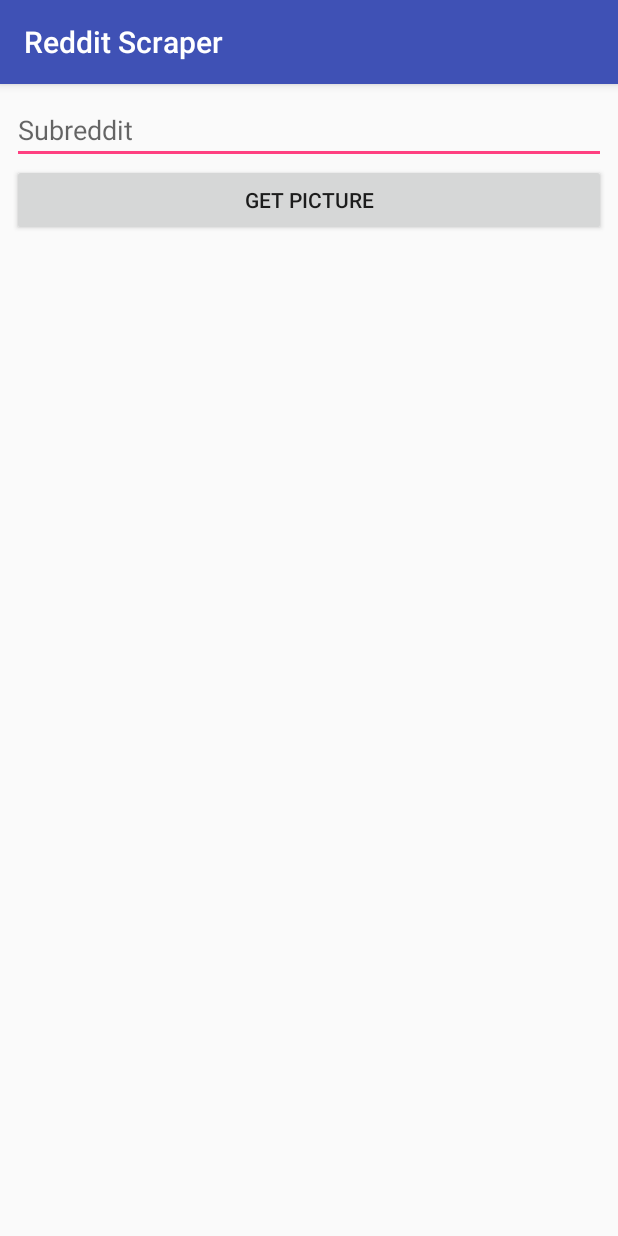
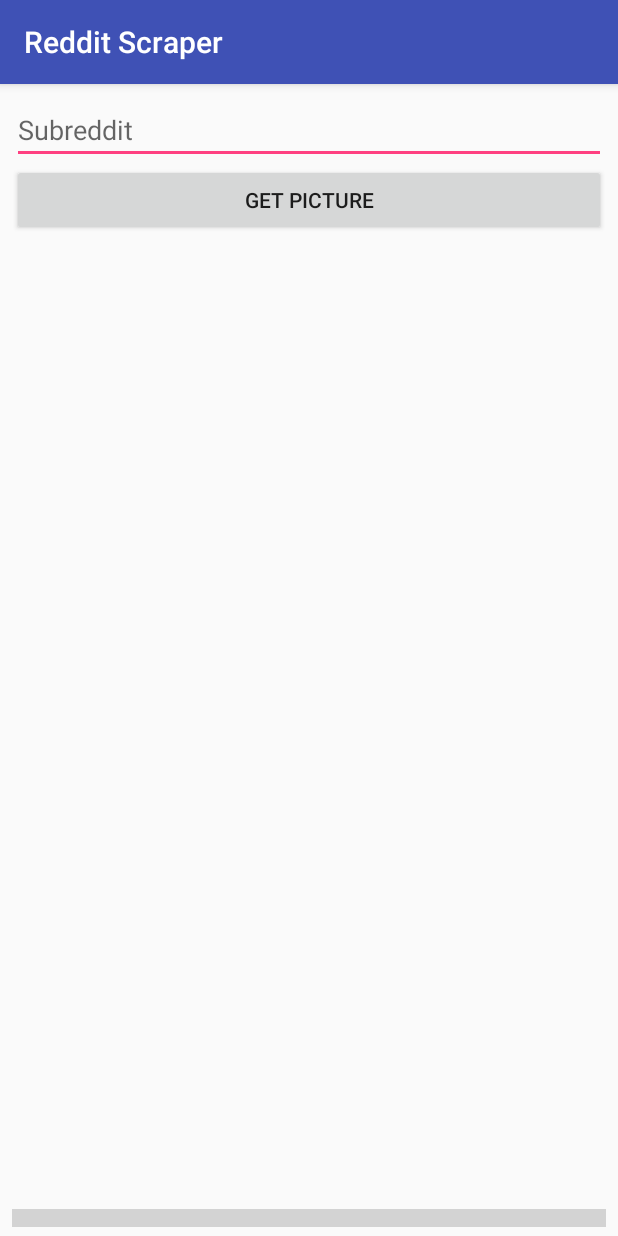
Before and after one commit to dan-wong/reddit-scraper, an Android app: the screen it shows after launch (MainActivity), on a phone screen of 412 x 824 dp. Run offline under Robolectric (Android 15) with nearby library versions, the phone set to English and light mode, and no system bars.

Commit message:
Added progressbar. Doesn't use /top/ anymore.

```diff
--- a/app/src/main/java/daniel/com/redditscraper/MainActivity.java
+++ b/app/src/main/java/daniel/com/redditscraper/MainActivity.java
@@ -4,9 +4,9 @@ import android.graphics.Bitmap;
 import android.os.Bundle;
 import android.support.v7.app.AppCompatActivity;
 import android.view.View;
-import android.widget.Button;
 import android.widget.EditText;
 import android.widget.ImageView;
+import android.widget.ProgressBar;
 import android.widget.Toast;
 
 import java.util.List;
@@ -21,7 +21,7 @@ import daniel.com.redditscraper.async.redditscraper.RedditScraperCallback;
 public class MainActivity extends AppCompatActivity implements ImageFromUrlCallback, RedditScraperCallback {
     private ImageView imageView;
     private EditText subredditEditText;
-    private Button getPictureButton;
+    private ProgressBar progressBar;
 
     @Override
     protected void onCreate(Bundle savedInstanceState) {
@@ -30,12 +30,13 @@ public class MainActivity extends AppCompatActivity implements ImageFromUrlCallb
 
         imageView = findViewById(R.id.imageView);
         subredditEditText = findViewById(R.id.subredditEditText);
-        getPictureButton = findViewById(R.id.getPictureBtn);
+        progressBar = findViewById(R.id.progressBar);
+        progressBar.setScaleY(3f);
 
         //Initially hide imageView component
         imageView.setVisibility(View.INVISIBLE);
 
-        getPictureButton.setOnClickListener(new View.OnClickListener() {
+        findViewById(R.id.getPictureBtn).setOnClickListener(new View.OnClickListener() {
             @Override
             public void onClick(View view) {
                 String subreddit = subredditEditText.getText().toString();
@@ -43,6 +44,7 @@ public class MainActivity extends AppCompatActivity implements ImageFromUrlCallb
                     Toast.makeText(getApplicationContext(), "Subreddit cannot be empty!", Toast.LENGTH_SHORT).show();
                 } else {
                     new RedditScraperAsyncTask(MainActivity.this).execute(subreddit);
+                    progressBar.setProgress(0);
                 }
             }
         });
@@ -50,6 +52,8 @@ public class MainActivity extends AppCompatActivity implements ImageFromUrlCallb
 
     @Override
     public void setImage(Bitmap image) {
+        if (imageView.getVisibility() == View.INVISIBLE) imageView.setVisibility(View.VISIBLE);
+        progressBar.setProgress(100);
         imageView.setImageBitmap(image);
     }
 
@@ -59,7 +63,6 @@ public class MainActivity extends AppCompatActivity implements ImageFromUrlCallb
             for (String url : imageUrls) {
                 try {
                     if (new CheckImageValidAsyncTask().execute(url).get()) {
-                        imageView.setVisibility(View.VISIBLE);
                         new ImageFromUrlAsyncTask(this)
                                 .execute(url);
                         return;
@@ -72,4 +75,9 @@ public class MainActivity extends AppCompatActivity implements ImageFromUrlCallb
 
         Toast.makeText(getApplicationContext(), "Subreddit has no images :(", Toast.LENGTH_SHORT).show();
     }
+
+    @Override
+    public void updateProgress(int progress) {
+        progressBar.setProgress(progress * 9);
+    }
 }
--- a/app/src/main/java/daniel/com/redditscraper/async/redditscraper/RedditScraperCallback.java
+++ b/app/src/main/java/daniel/com/redditscraper/async/redditscraper/RedditScraperCallback.java
@@ -4,4 +4,6 @@ import java.util.List;
 
 public interface RedditScraperCallback {
     void imageUrls(List<String> imageUrls);
+
+    void updateProgress(int progress);
 }
--- a/app/src/main/res/layout/activity_main.xml
+++ b/app/src/main/res/layout/activity_main.xml
@@ -7,16 +7,17 @@
     tools:context=".MainActivity">
 
     <LinearLayout
+        android:id="@+id/linearLayout"
         android:layout_width="match_parent"
-        android:layout_height="match_parent"
-        android:layout_marginBottom="8dp"
+        android:layout_height="0dp"
+        android:layout_marginBottom="4dp"
         android:layout_marginEnd="8dp"
         android:layout_marginLeft="8dp"
         android:layout_marginRight="8dp"
         android:layout_marginStart="8dp"
         android:layout_marginTop="8dp"
         android:orientation="vertical"
-        app:layout_constraintBottom_toBottomOf="parent"
+        app:layout_constraintBottom_toTopOf="@+id/progressBar"
         app:layout_constraintEnd_toEndOf="parent"
         app:layout_constraintStart_toStartOf="parent"
         app:layout_constraintTop_toTopOf="parent">
@@ -33,13 +34,29 @@
             android:id="@+id/getPictureBtn"
             android:layout_width="match_parent"
             android:layout_height="wrap_content"
-            android:text="Get Picture" />
+            android:text="@string/get_picture" />
 
         <ImageView
             android:id="@+id/imageView"
             android:layout_width="match_parent"
             android:layout_height="wrap_content"
+            android:contentDescription="imageview"
             app:srcCompat="@mipmap/ic_launcher" />
+
     </LinearLayout>
 
+    <ProgressBar
+        android:id="@+id/progressBar"
+        style="?android:attr/progressBarStyleHorizontal"
+        android:layout_width="match_parent"
+        android:layout_height="wrap_content"
+        android:layout_marginBottom="4dp"
+        android:layout_marginEnd="8dp"
+        android:layout_marginLeft="8dp"
+        android:layout_marginRight="8dp"
+        android:layout_marginStart="8dp"
+        app:layout_constraintBottom_toBottomOf="parent"
+        app:layout_constraintEnd_toEndOf="parent"
+        app:layout_constraintStart_toStartOf="parent" />
+
 </android.support.constraint.ConstraintLayout>
--- a/app/src/main/res/values/strings.xml
+++ b/app/src/main/res/values/strings.xml
@@ -1,4 +1,5 @@
 <resources>
     <string name="app_name">Reddit Scraper</string>
     <string name="subreddit">Subreddit</string>
+    <string name="get_picture">Get Picture</string>
 </resources>
```
Also changed, not shown: app/src/main/java/daniel/com/redditscraper/async/redditscraper/RedditScraperAsyncTask.java (+11 -2 lines).
